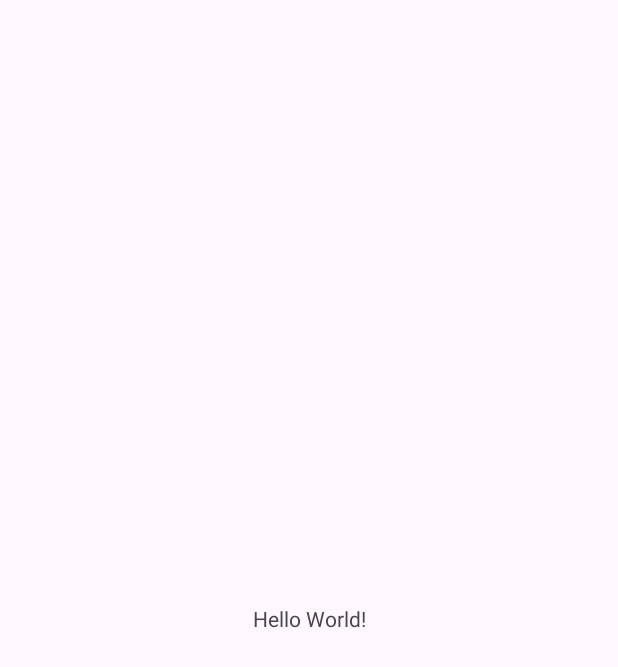
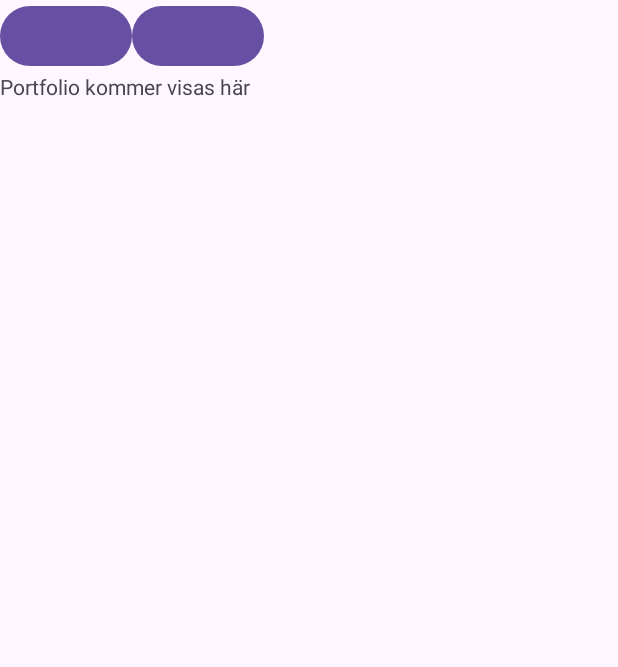
Before and after one commit to z0etz/Codefolio, an Android app: the screen it shows after launch (MainActivity), on a phone screen of 412 x 824 dp. Before the commit the part shown is almost empty. Shown: the top 667 px of the screen. Run offline under Robolectric (Android 15) with nearby library versions, the phone set to English and light mode, and no system bars.

Commit message:
Started adding fragments

```diff
--- a/app/build.gradle.kts
+++ b/app/build.gradle.kts
@@ -18,7 +18,7 @@ android {
     }
 
     buildFeatures {
-        dataBinding = true
+        viewBinding = true
     }
 
     buildTypes {
@@ -53,4 +53,6 @@ dependencies {
     testImplementation("junit:junit:4.13.2")
     androidTestImplementation("androidx.test.ext:junit:1.1.5")
     androidTestImplementation("androidx.test.espresso:espresso-core:3.5.1")
+    implementation("androidx.fragment:fragment-ktx:$1.6.2")
+
 }
--- a/app/src/main/AndroidManifest.xml
+++ b/app/src/main/AndroidManifest.xml
@@ -13,7 +13,7 @@
         android:theme="@style/Theme.Codefolio"
         tools:targetApi="31" >
         <activity
-            android:name=".ProfileActivity"
+            android:name=".ProfileFragment"
             android:exported="false"
             android:label="@string/title_activity_profile"
             android:theme="@style/Theme.Codefolio" />
--- a/app/src/main/java/com/katja/codefolio/MainActivity.kt
+++ b/app/src/main/java/com/katja/codefolio/MainActivity.kt
@@ -2,10 +2,46 @@ package com.katja.codefolio
 
 import androidx.appcompat.app.AppCompatActivity
 import android.os.Bundle
+import androidx.fragment.app.commit
+import androidx.recyclerview.widget.RecyclerView
+import com.katja.codefolio.databinding.ActivityMainBinding
 
 class MainActivity : AppCompatActivity() {
+
+    lateinit var binding : ActivityMainBinding
+
+//    val portfolioItemsList = listOf(
+//
+//    )
+
     override fun onCreate(savedInstanceState: Bundle?) {
         super.onCreate(savedInstanceState)
-        setContentView(R.layout.activity_main)
+        binding = ActivityMainBinding.inflate(layoutInflater)
+        setContentView(binding.root)
+
+        supportFragmentManager.commit{
+            add(R.id.frameContent, PortfolioFragment())
+        }
+
+        binding.bPortfolio.setOnClickListener{
+            supportFragmentManager.commit{
+                add(R.id.frameContent, PortfolioFragment())
+            }
+        }
+
+        binding.bProfile.setOnClickListener{
+            supportFragmentManager.commit{
+                add(R.id.frameContent, PortfolioFragment())
+            }
+        }
+
+//        val recyclerView: RecyclerView = binding.???
+
+
+
+    }
+
+    companion object {
+
     }
 }
--- /dev/null
+++ b/app/src/main/java/com/katja/codefolio/PortfolioFragment.kt
@@ -0,0 +1,21 @@
+package com.katja.codefolio
+
+import android.os.Bundle
+import android.view.LayoutInflater
+import android.view.View
+import android.view.ViewGroup
+import androidx.fragment.app.Fragment
+import com.katja.codefolio.databinding.FragmentPortfolioBinding
+
+class PortfolioFragment: Fragment() {
+
+    lateinit var binding: FragmentPortfolioBinding
+    override fun onCreateView(
+        inflater: LayoutInflater,
+        container: ViewGroup?,
+        savedInstanceState: Bundle?
+    ): View? {
+        binding = FragmentPortfolioBinding.inflate(layoutInflater, container,false)
+        return binding.root
+    }
+}
--- /dev/null
+++ b/app/src/main/java/com/katja/codefolio/PortfolioItem.kt
@@ -0,0 +1,6 @@
+package com.katja.codefolio
+
+import java.io.Serializable
+
+data class PortfolioItem(val title : String, val description: String, val imgSrc: Int) : Serializable {
+}
--- a/app/src/main/res/layout/activity_main.xml
+++ b/app/src/main/res/layout/activity_main.xml
@@ -6,13 +6,29 @@
     android:layout_height="match_parent"
     tools:context=".MainActivity">
 
-    <TextView
-        android:layout_width="wrap_content"
+    <LinearLayout
+        android:id="@+id/linearLayout"
+        android:layout_width="match_parent"
         android:layout_height="wrap_content"
-        android:text="Hello World!"
+        app:layout_constraintTop_toTopOf="parent">
+
+        <Button
+            android:id="@+id/bPortfolio"
+            android:layout_width="wrap_content"
+            android:layout_height="wrap_content"></Button>
+
+        <Button
+            android:id="@+id/bProfile"
+            android:layout_width="wrap_content"
+            android:layout_height="wrap_content"></Button>
+
+    </LinearLayout>
+
+    <FrameLayout
+        android:id="@+id/frameContent"
+        android:layout_width="match_parent"
+        android:layout_height="0dp"
         app:layout_constraintBottom_toBottomOf="parent"
-        app:layout_constraintEnd_toEndOf="parent"
-        app:layout_constraintStart_toStartOf="parent"
-        app:layout_constraintTop_toTopOf="parent" />
+        app:layout_constraintTop_toBottomOf="@+id/linearLayout"></FrameLayout>
 
 </androidx.constraintlayout.widget.ConstraintLayout>
--- /dev/null
+++ b/app/src/main/res/layout/fragment_portfolio.xml
@@ -0,0 +1,12 @@
+<?xml version="1.0" encoding="utf-8"?>
+<androidx.constraintlayout.widget.ConstraintLayout xmlns:android="http://schemas.android.com/apk/res/android"
+    android:layout_width="match_parent"
+    android:layout_height="match_parent">
+
+    <TextView
+        android:layout_width="match_parent"
+        android:layout_height="match_parent"
+        android:text="Portfolio kommer visas här">
+    </TextView>
+
+</androidx.constraintlayout.widget.ConstraintLayout>
```
Also changed, not shown: app/src/main/java/com/katja/codefolio/PortfolioAdapter.kt (added, +45 -0 lines), app/src/main/java/com/katja/codefolio/ProfileActivity.kt (deleted, +0 -11 lines), app/src/main/java/com/katja/codefolio/ProfileFragment.kt (added, +21 -0 lines), app/src/main/java/com/katja/codefolio/ViewModels.kt (deleted, +0 -7 lines), app/src/main/res/layout/portfolio_item.xml (added, +15 -0 lines), app/src/main/res/values/strings.xml (+2 -37 lines), app/src/main/res/layout/fragment_profile.xml (renamed from app/src/main/res/layout/activity_profile.xml).
